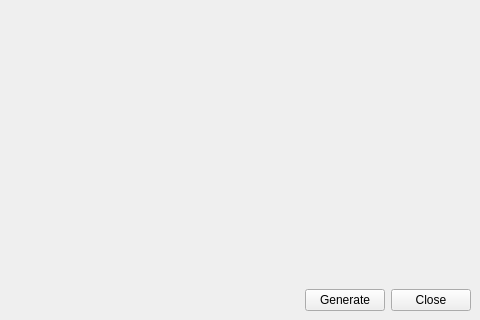
The window that MainWindow.ui (soramimi/QtPluginGenerator) describes before a commit, drawn with Qt 5; both pictures show x 341 to 821 and y 89 to 409 of the 821 by 409 pixel window.
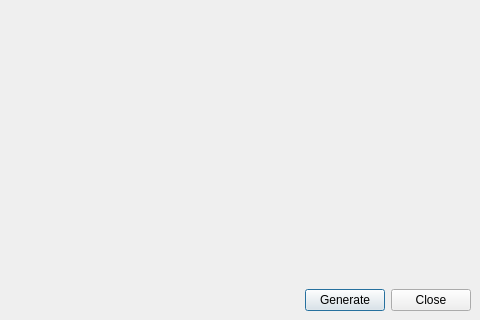
The same window after the commit.

```diff
--- a/MainWindow.ui
+++ b/MainWindow.ui
@@ -86,6 +86,9 @@
         <property name="text">
          <string>Generate</string>
         </property>
+        <property name="default">
+         <bool>true</bool>
+        </property>
        </widget>
       </item>
       <item>
```
